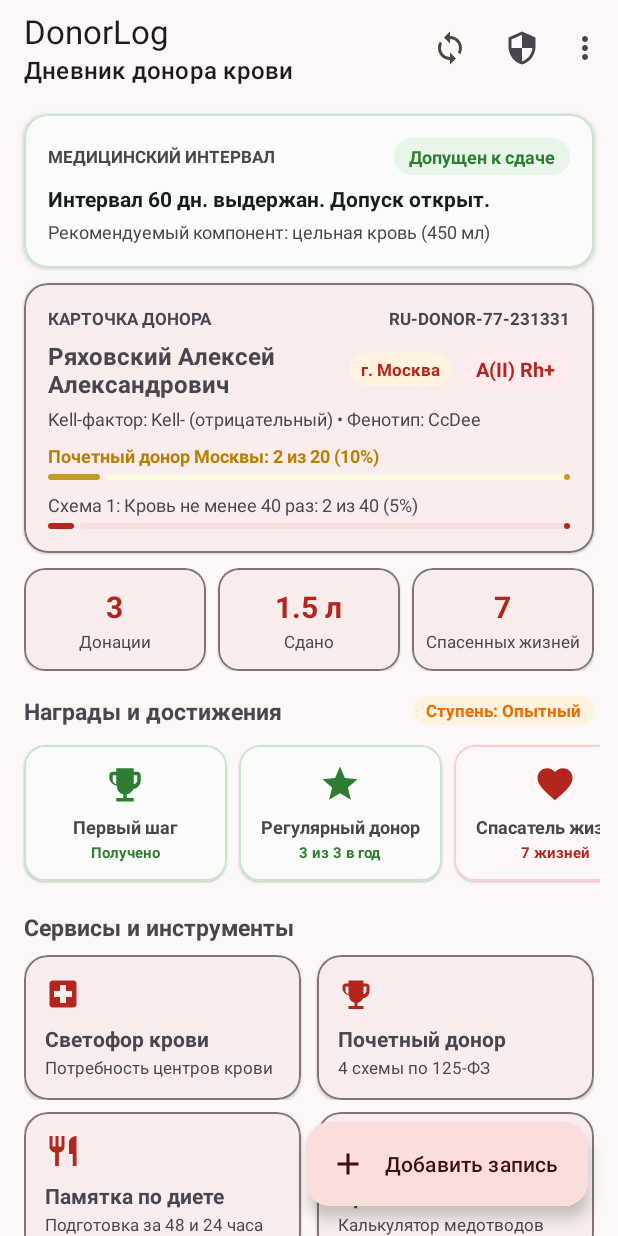
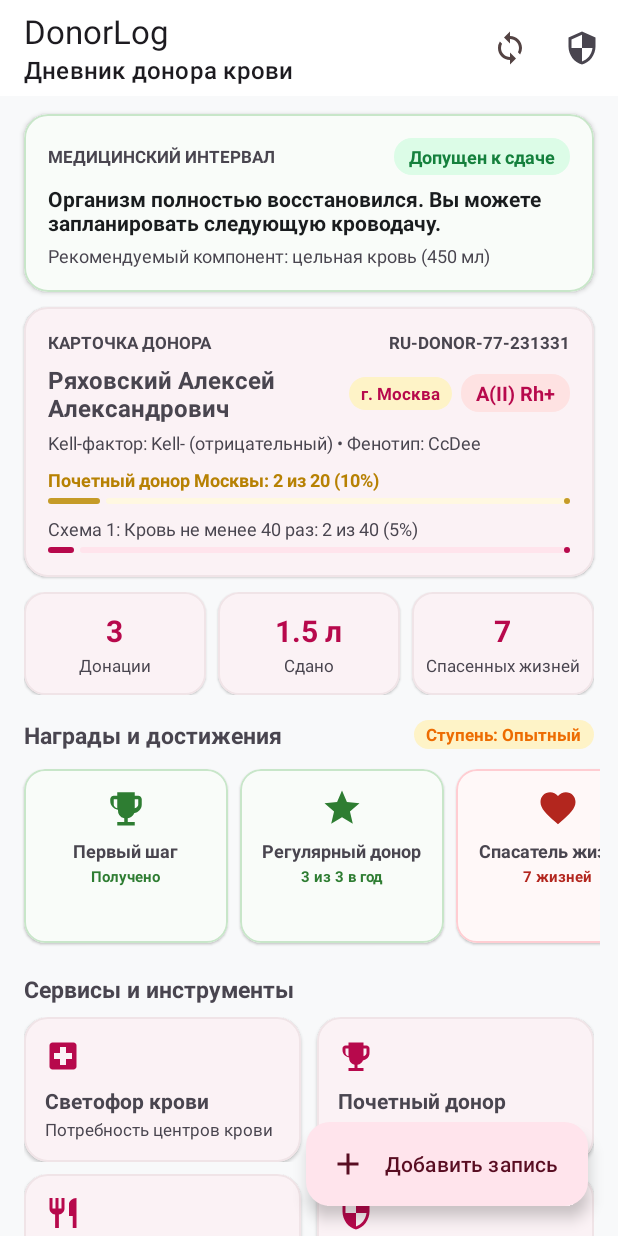
Before and after one commit to fjxw/donorlog, an Android app: the screen it shows after launch (MainActivity), on a phone screen of 412 x 824 dp. Run offline under Robolectric (Android 15) with nearby library versions, the phone set to English and light mode, and no system bars; our stand-ins replace Room's generated code.

Commit message:
Refactor UI: clean medical palette, uniform badge cards, anti-AI polish, 1166n interval status

```diff
--- a/donorlog-android/app/src/main/java/ru/mospolytech/donorlog/ui/MainActivity.java
+++ b/donorlog-android/app/src/main/java/ru/mospolytech/donorlog/ui/MainActivity.java
@@ -102,13 +102,6 @@ public class MainActivity extends AppCompatActivity {
             return true;
         } else if (id == R.id.action_profile) {
             startActivity(new Intent(this, AuthActivity.class));
-            return true;
-        } else if (id == R.id.action_pin_widgets) {
-            pinWidgetsToHomeScreen();
-            return true;
-        } else if (id == R.id.action_test_notification) {
-            ru.mospolytech.donorlog.util.NotificationHelper.sendReadinessNotification(this);
-            Toast.makeText(this, "Тестовое уведомление отправлено в строку состояния", Toast.LENGTH_SHORT).show();
             return true;
         }
         return super.onOptionsItemSelected(item);
--- a/donorlog-android/app/src/main/java/ru/mospolytech/donorlog/util/MedicalCalculator.java
+++ b/donorlog-android/app/src/main/java/ru/mospolytech/donorlog/util/MedicalCalculator.java
@@ -77,12 +77,12 @@ public final class MedicalCalculator {
         long now = System.currentTimeMillis();
 
         if (now >= nextEligibleMillis) {
-            return new IntervalStatus(true, 0, nextEligibleMillis, "Интервал " + requiredIntervalDays + " дн. выдержан. Допуск открыт.");
+            return new IntervalStatus(true, 0, nextEligibleMillis, "Организм полностью восстановился. Вы можете запланировать следующую кроводачу.");
         } else {
             long diffMillis = nextEligibleMillis - now;
             int daysRemaining = (int) Math.ceil((double) diffMillis / TimeUnit.DAYS.toMillis(1));
             return new IntervalStatus(false, daysRemaining, nextEligibleMillis,
-                    "До окончания восстановительного периода осталось " + daysRemaining + " дн.");
+                    "Восстановительный период соблюдается. Запись будет доступна через " + daysRemaining + " дн.");
         }
     }
 
--- a/donorlog-android/app/src/main/res/drawable/ic_blood_drop.xml
+++ b/donorlog-android/app/src/main/res/drawable/ic_blood_drop.xml
@@ -3,7 +3,7 @@
     android:height="24dp"
     android:viewportWidth="24"
     android:viewportHeight="24">
-  <path
-      android:fillColor="@color/md_theme_light_primary"
-      android:pathData="M12,2.69l5.66,5.66a8,8 0,1 1,-11.31 0z"/>
+    <path
+        android:fillColor="#FF000000"
+        android:pathData="M12,2.69L12,2.69C10.15,5.1 6.5,10.22 6.5,14c0,3.04 2.46,5.5 5.5,5.5s5.5,-2.46 5.5,-5.5c0,-3.78 -3.65,-8.9 -5.5,-11.31z"/>
 </vector>
--- a/donorlog-android/app/src/main/res/layout/activity_main.xml
+++ b/donorlog-android/app/src/main/res/layout/activity_main.xml
@@ -424,8 +424,8 @@
                         <!-- Badge 1: Первый шаг -->
                         <com.google.android.material.card.MaterialCardView
                             android:id="@+id/cardBadge1"
-                            android:layout_width="135dp"
-                            android:layout_height="wrap_content"
+                            android:layout_width="@dimen/badge_card_width"
+                            android:layout_height="@dimen/badge_card_height"
                             android:layout_margin="4dp"
                             android:clickable="true"
                             android:focusable="true"
@@ -470,8 +470,8 @@
                         <!-- Badge 2: Регулярный донор -->
                         <com.google.android.material.card.MaterialCardView
                             android:id="@+id/cardBadge2"
-                            android:layout_width="135dp"
-                            android:layout_height="wrap_content"
+                            android:layout_width="@dimen/badge_card_width"
+                            android:layout_height="@dimen/badge_card_height"
                             android:layout_margin="4dp"
                             android:clickable="true"
                             android:focusable="true"
@@ -516,8 +516,8 @@
                         <!-- Badge 3: Спасатель жизней -->
                         <com.google.android.material.card.MaterialCardView
                             android:id="@+id/cardBadge3"
-                            android:layout_width="135dp"
-                            android:layout_height="wrap_content"
+                            android:layout_width="@dimen/badge_card_width"
+                            android:layout_height="@dimen/badge_card_height"
                             android:layout_margin="4dp"
                             android:clickable="true"
                             android:focusable="true"
@@ -562,8 +562,8 @@
                         <!-- Badge 4: Марафонец -->
                         <com.google.android.material.card.MaterialCardView
                             android:id="@+id/cardBadge4"
-                            android:layout_width="135dp"
-                            android:layout_height="wrap_content"
+                            android:layout_width="@dimen/badge_card_width"
+                            android:layout_height="@dimen/badge_card_height"
                             android:layout_margin="4dp"
                             android:clickable="true"
                             android:focusable="true"
@@ -608,8 +608,8 @@
                         <!-- Badge 5: Почетный путь -->
                         <com.google.android.material.card.MaterialCardView
                             android:id="@+id/cardBadge5"
-                            android:layout_width="135dp"
-                            android:layout_height="wrap_content"
+                            android:layout_width="@dimen/badge_card_width"
+                            android:layout_height="@dimen/badge_card_height"
                             android:layout_margin="4dp"
                             android:clickable="true"
                             android:focusable="true"
--- a/donorlog-android/app/src/main/res/menu/menu_main.xml
+++ b/donorlog-android/app/src/main/res/menu/menu_main.xml
@@ -14,14 +14,4 @@
         android:title="Профиль донора"
         app:showAsAction="ifRoom" />
 
-    <item
-        android:id="@+id/action_pin_widgets"
-        android:title="Добавить виджеты на рабочий стол"
-        app:showAsAction="never" />
-
-    <item
-        android:id="@+id/action_test_notification"
-        android:title="@string/menu_test_notif"
-        app:showAsAction="never" />
-
 </menu>
--- a/donorlog-android/app/src/main/res/values-land/dimens.xml
+++ b/donorlog-android/app/src/main/res/values-land/dimens.xml
@@ -2,4 +2,6 @@
 <resources>
     <dimen name="donation_card_margin_horizontal">0dp</dimen>
     <dimen name="donation_card_margin_vertical">6dp</dimen>
+    <dimen name="badge_card_width">136dp</dimen>
+    <dimen name="badge_card_height">116dp</dimen>
 </resources>
--- a/donorlog-android/app/src/main/res/values-night/themes.xml
+++ b/donorlog-android/app/src/main/res/values-night/themes.xml
@@ -1,26 +1,26 @@
 <?xml version="1.0" encoding="utf-8"?>
 <resources>
+    <!-- Base dark application theme -->
     <style name="Theme.DonorLog" parent="Theme.Material3.DayNight.NoActionBar">
         <item name="colorPrimary">@color/md_theme_dark_primary</item>
         <item name="colorOnPrimary">@color/md_theme_dark_onPrimary</item>
         <item name="colorPrimaryContainer">@color/md_theme_dark_primaryContainer</item>
         <item name="colorOnPrimaryContainer">@color/md_theme_dark_onPrimaryContainer</item>
+
         <item name="colorSecondary">@color/md_theme_dark_secondary</item>
         <item name="colorOnSecondary">@color/md_theme_dark_onSecondary</item>
         <item name="colorSecondaryContainer">@color/md_theme_dark_secondaryContainer</item>
         <item name="colorOnSecondaryContainer">@color/md_theme_dark_onSecondaryContainer</item>
-        <item name="colorTertiary">@color/md_theme_dark_tertiary</item>
-        <item name="colorOnTertiary">@color/md_theme_dark_onTertiary</item>
-        <item name="colorTertiaryContainer">@color/md_theme_dark_tertiaryContainer</item>
-        <item name="colorOnTertiaryContainer">@color/md_theme_dark_onTertiaryContainer</item>
+
         <item name="android:colorBackground">@color/md_theme_dark_background</item>
-        <item name="colorOnBackground">@color/md_theme_dark_onBackground</item>
         <item name="colorSurface">@color/md_theme_dark_surface</item>
         <item name="colorOnSurface">@color/md_theme_dark_onSurface</item>
-        <item name="colorSurfaceVariant">@color/md_theme_dark_surfaceVariant</item>
-        <item name="colorOnSurfaceVariant">@color/md_theme_dark_onSurfaceVariant</item>
-        <item name="colorOutline">@color/md_theme_dark_outline</item>
-        <item name="android:statusBarColor">@color/md_theme_dark_surface</item>
+        <item name="colorOutline">@color/card_border_dark</item>
+
+        <!-- Status & Navigation Bar Appearance -->
+        <item name="android:statusBarColor">@android:color/transparent</item>
         <item name="android:windowLightStatusBar">false</item>
+        <item name="android:navigationBarColor">@color/md_theme_dark_background</item>
+        <item name="android:windowLightNavigationBar">false</item>
     </style>
 </resources>
--- a/donorlog-android/app/src/main/res/values/colors.xml
+++ b/donorlog-android/app/src/main/res/values/colors.xml
@@ -1,65 +1,74 @@
 <?xml version="1.0" encoding="utf-8"?>
 <resources>
-    <!-- Primary Medical Red / Burgundy Palette -->
-    <color name="md_theme_light_primary">#B3261E</color>
+    <!-- Premium Carmine / Burgundy Medical Palette (Anti-AI) -->
+    <color name="md_theme_light_primary">#B7094C</color>
     <color name="md_theme_light_onPrimary">#FFFFFF</color>
-    <color name="md_theme_light_primaryContainer">#F9DEDC</color>
-    <color name="md_theme_light_onPrimaryContainer">#410E0B</color>
+    <color name="md_theme_light_primaryContainer">#FFE4EC</color>
+    <color name="md_theme_light_onPrimaryContainer">#590D22</color>
 
-    <color name="md_theme_light_secondary">#775656</color>
+    <color name="md_theme_light_secondary">#7A4B56</color>
     <color name="md_theme_light_onSecondary">#FFFFFF</color>
-    <color name="md_theme_light_secondaryContainer">#FFDAD9</color>
-    <color name="md_theme_light_onSecondaryContainer">#2C1516</color>
+    <color name="md_theme_light_secondaryContainer">#FFD9E1</color>
+    <color name="md_theme_light_onSecondaryContainer">#2F1019</color>
 
-    <color name="md_theme_light_tertiary">#755A2F</color>
+    <color name="md_theme_light_tertiary">#895129</color>
     <color name="md_theme_light_onTertiary">#FFFFFF</color>
-    <color name="md_theme_light_tertiaryContainer">#FFDDAF</color>
-    <color name="md_theme_light_onTertiaryContainer">#281800</color>
+    <color name="md_theme_light_tertiaryContainer">#FFDCC5</color>
+    <color name="md_theme_light_onTertiaryContainer">#341100</color>
 
-    <color name="md_theme_light_background">#FCF8F8</color>
-    <color name="md_theme_light_onBackground">#201A1A</color>
-    <color name="md_theme_light_surface">#FCF8F8</color>
-    <color name="md_theme_light_onSurface">#201A1A</color>
-    <color name="md_theme_light_surfaceVariant">#F4DDDD</color>
-    <color name="md_theme_light_onSurfaceVariant">#534343</color>
-    <color name="md_theme_light_outline">#857373</color>
+    <!-- Warm Porcelain & Milk Canvas -->
+    <color name="md_theme_light_background">#F8F9FA</color>
+    <color name="md_theme_light_onBackground">#191C1E</color>
+    <color name="md_theme_light_surface">#FFFFFF</color>
+    <color name="md_theme_light_onSurface">#191C1E</color>
+    <color name="md_theme_light_surfaceVariant">#F4E8EB</color>
+    <color name="md_theme_light_onSurfaceVariant">#504245</color>
+    <color name="md_theme_light_outline">#D9C9CD</color>
 
-    <!-- Dark Palette -->
-    <color name="md_theme_dark_primary">#FFB4AB</color>
-    <color name="md_theme_dark_onPrimary">#690005</color>
-    <color name="md_theme_dark_primaryContainer">#93000A</color>
-    <color name="md_theme_dark_onPrimaryContainer">#FFDAD6</color>
+    <!-- Deep Obsidian Slate Dark Palette -->
+    <color name="md_theme_dark_primary">#FFB1C5</color>
+    <color name="md_theme_dark_onPrimary">#650025</color>
+    <color name="md_theme_dark_primaryContainer">#8D0037</color>
+    <color name="md_theme_dark_onPrimaryContainer">#FFD9E1</color>
 
-    <color name="md_theme_dark_secondary">#E7BDBB</color>
-    <color name="md_theme_dark_onSecondary">#442929</color>
-    <color name="md_theme_dark_secondaryContainer">#5D3F3F</color>
-    <color name="md_theme_dark_onSecondaryContainer">#FFDAD9</color>
+    <color name="md_theme_dark_secondary">#ECC0CA</color>
+    <color name="md_theme_dark_onSecondary">#462730</color>
+    <color name="md_theme_dark_secondaryContainer">#5F3942</color>
+    <color name="md_theme_dark_onSecondaryContainer">#FFD9E1</color>
 
-    <color name="md_theme_dark_tertiary">#E5C18D</color>
-    <color name="md_theme_dark_onTertiary">#422C05</color>
-    <color name="md_theme_dark_tertiaryContainer">#5B421A</color>
-    <color name="md_theme_dark_onTertiaryContainer">#FFDDAF</color>
+    <color name="md_theme_dark_tertiary">#FFB689</color>
+    <color name="md_theme_dark_onTertiary">#512300</color>
+    <color name="md_theme_dark_tertiaryContainer">#6C3913</color>
+    <color name="md_theme_dark_onTertiaryContainer">#FFDCC5</color>
 
-    <color name="md_theme_dark_background">#181212</color>
-    <color name="md_theme_dark_onBackground">#ECE0DF</color>
-    <color name="md_theme_dark_surface">#181212</color>
-    <color name="md_theme_dark_onSurface">#ECE0DF</color>
-    <color name="md_theme_dark_surfaceVariant">#534343</color>
-    <color name="md_theme_dark_onSurfaceVariant">#D8C2C1</color>
-    <color name="md_theme_dark_outline">#A08C8B</color>
+    <color name="md_theme_dark_background">#0E1117</color>
+    <color name="md_theme_dark_onBackground">#E2E2E6</color>
+    <color name="md_theme_dark_surface">#161922</color>
+    <color name="md_theme_dark_onSurface">#E2E2E6</color>
+    <color name="md_theme_dark_surfaceVariant">#3F3235</color>
+    <color name="md_theme_dark_onSurfaceVariant">#D3C1C5</color>
+    <color name="md_theme_dark_outline">#4B3E42</color>
+
+    <!-- Semantic Blood Component Colors -->
+    <color name="component_whole_blood">#B7094C</color>
+    <color name="component_plasma">#D97706</color>
+    <color name="component_platelets">#7C3AED</color>
+    <color name="component_erythrocytes">#DC2626</color>
 
     <!-- Medical & Traffic Light Status -->
-    <color name="status_green">#2E7D32</color>
-    <color name="status_green_bg">#E8F5E9</color>
-    <color name="status_yellow">#ED6C02</color>
-    <color name="status_yellow_bg">#FFF3E0</color>
-    <color name="status_red">#D32F2F</color>
-    <color name="status_red_bg">#FFEBEE</color>
+    <color name="status_green">#15803D</color>
+    <color name="status_green_bg">#DCFCE7</color>
+    <color name="status_yellow">#D97706</color>
+    <color name="status_yellow_bg">#FEF3C7</color>
+    <color name="status_red">#DC2626</color>
+    <color name="status_red_bg">#FEE2E2</color>
 
-    <color name="status_green_dark">#81C784</color>
-    <color name="status_yellow_dark">#FFB74D</color>
-    <color name="status_red_dark">#E57373</color>
+    <color name="status_green_dark">#4ADE80</color>
+    <color name="status_yellow_dark">#FBBF24</color>
+    <color name="status_red_dark">#F87171</color>
 
     <color name="card_elevated_light">#FFFFFF</color>
-    <color name="card_elevated_dark">#231B1B</color>
+    <color name="card_elevated_dark">#1A1D27</color>
+    <color name="card_border_light">#F0E4E7</color>
+    <color name="card_border_dark">#2B2830</color>
 </resources>
--- a/donorlog-android/app/src/main/res/values/dimens.xml
+++ b/donorlog-android/app/src/main/res/values/dimens.xml
@@ -2,4 +2,7 @@
 <resources>
     <dimen name="donation_card_margin_horizontal">16dp</dimen>
     <dimen name="donation_card_margin_vertical">6dp</dimen>
+    <!-- Uniform achievement badge dimensions -->
+    <dimen name="badge_card_width">136dp</dimen>
+    <dimen name="badge_card_height">116dp</dimen>
 </resources>
--- a/donorlog-android/app/src/main/res/values/strings.xml
+++ b/donorlog-android/app/src/main/res/values/strings.xml
@@ -39,7 +39,7 @@
     <string name="default_donor_name">Ряховский Алексей Александрович</string>
     <string name="default_blood_group">A(II) Rh+</string>
     <string name="status_readiness_header">Медицинский интервал</string>
-    <string name="status_ready_desc">Интервал после предыдущей кроводачи полностью выдержан. Допуск к следующей донации открыт.</string>
+    <string name="status_ready_desc">Организм полностью восстановился. Вы можете запланировать визит на станцию переливания.</string>
     <string name="status_waiting_prefix">До следующей возможной донации осталось:</string>
     <string name="status_days_suffix">дн.</string>
     <string name="days_format">%d дн.</string>
--- a/donorlog-android/app/src/main/res/values/themes.xml
+++ b/donorlog-android/app/src/main/res/values/themes.xml
@@ -1,26 +1,26 @@
 <?xml version="1.0" encoding="utf-8"?>
 <resources>
+    <!-- Base application theme. -->
     <style name="Theme.DonorLog" parent="Theme.Material3.DayNight.NoActionBar">
         <item name="colorPrimary">@color/md_theme_light_primary</item>
         <item name="colorOnPrimary">@color/md_theme_light_onPrimary</item>
         <item name="colorPrimaryContainer">@color/md_theme_light_primaryContainer</item>
         <item name="colorOnPrimaryContainer">@color/md_theme_light_onPrimaryContainer</item>
+
         <item name="colorSecondary">@color/md_theme_light_secondary</item>
         <item name="colorOnSecondary">@color/md_theme_light_onSecondary</item>
         <item name="colorSecondaryContainer">@color/md_theme_light_secondaryContainer</item>
         <item name="colorOnSecondaryContainer">@color/md_theme_light_onSecondaryContainer</item>
-        <item name="colorTertiary">@color/md_theme_light_tertiary</item>
-        <item name="colorOnTertiary">@color/md_theme_light_onTertiary</item>
-        <item name="colorTertiaryContainer">@color/md_theme_light_tertiaryContainer</item>
-        <item name="colorOnTertiaryContainer">@color/md_theme_light_onTertiaryContainer</item>
+
         <item name="android:colorBackground">@color/md_theme_light_background</item>
-        <item name="colorOnBackground">@color/md_theme_light_onBackground</item>
         <item name="colorSurface">@color/md_theme_light_surface</item>
         <item name="colorOnSurface">@color/md_theme_light_onSurface</item>
-        <item name="colorSurfaceVariant">@color/md_theme_light_surfaceVariant</item>
-        <item name="colorOnSurfaceVariant">@color/md_theme_light_onSurfaceVariant</item>
-        <item name="colorOutline">@color/md_theme_light_outline</item>
-        <item name="android:statusBarColor">@color/md_theme_light_surface</item>
+        <item name="colorOutline">@color/card_border_light</item>
+
+        <!-- Status & Navigation Bar Appearance -->
+        <item name="android:statusBarColor">@android:color/transparent</item>
         <item name="android:windowLightStatusBar">true</item>
+        <item name="android:navigationBarColor">@color/md_theme_light_background</item>
+        <item name="android:windowLightNavigationBar">true</item>
     </style>
 </resources>
```
Also changed, not shown: 1 other file.
